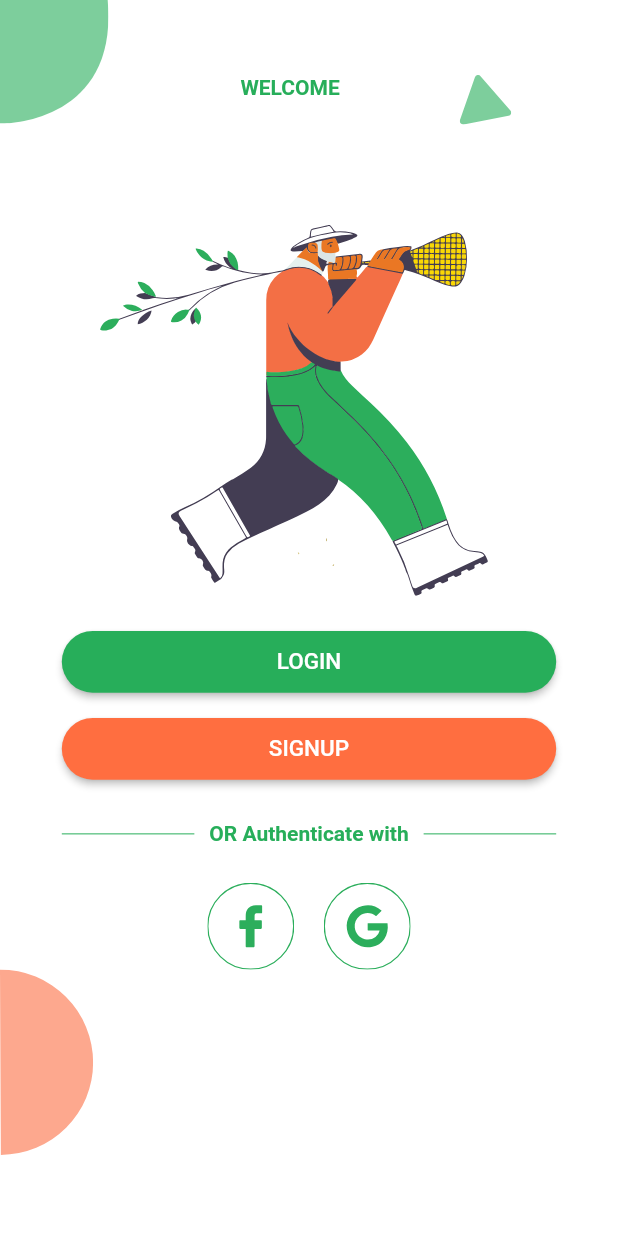
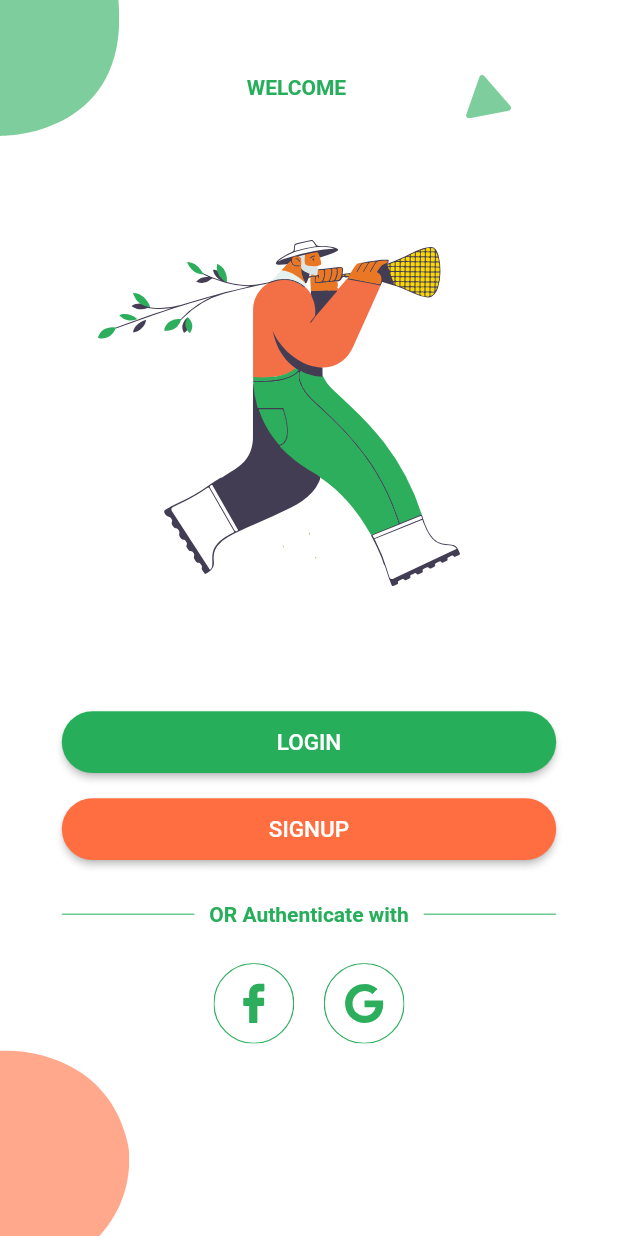
Before and after one commit to IAMOSAMA111/fruit_doctor, a Flutter app: the screen it shows after launch, on a phone screen of 412 x 824 dp. Run offline on Flutter 3.47's test engine with Material 2 defaults, Android fonts, the phone set to English and light mode, and no system bars; our stand-ins replace curved_navigation_bar, email_validator, flutter_svg, fluttertoast, font_awesome_flutter, form_field_validator and 2 more; missing offline and left inert: animated_widgets, flutter_facebook_login, wc_form_validators; Roboto replaces fonts that are missing (CM Sans Serif).

Commit message:
Update welcome.dart

```diff
--- a/lib/Screens/welcome.dart
+++ b/lib/Screens/welcome.dart
@@ -18,21 +18,24 @@ class _WelcomeState extends State<Welcome> {
   @override
   Widget build(BuildContext context) {
     Size size = MediaQuery.of(context).size;
-
+    Size socialLogin = MediaQuery.of(context).size;
+    Color c = Colors.blue;
     return SafeArea(
         child: Scaffold(
             body: Container(
                 height: MediaQuery.of(context).size.height,
                 width: MediaQuery.of(context).size.width,
-                child: Column(children: [
+                child: Stack(children: [
+                  Column(children: [
                     Row(
                       crossAxisAlignment: CrossAxisAlignment.start,
                       children: [
                         SvgPicture.asset(
                             'assets/images/Components/upper-left.svg',
-                          height: size.height * 0.1),
+                            //color: Color(0xffB6ED96),
+                            height: size.height * 0.11),
                         SizedBox(
-                        width: 88,
+                          width: 85,
                         ),
                         Column(
                             mainAxisAlignment: MainAxisAlignment.start,
@@ -58,26 +61,34 @@ class _WelcomeState extends State<Welcome> {
                                 rotationEnabled: Rotation.deg(z: 0),
                                 child: SvgPicture.asset(
                                     'assets/images/Components/upper-right.svg',
-                                  height: size.height * 0.04),
+                                    height: size.height * 0.035),
                               )
                             ]),
-                      SizedBox(height: 150),
+                        SizedBox(height: 160),
                       ],
                     ),
                     Column(
                       children: [
-                      Row(
+                        Container(
+                          //color: primary_Color.withOpacity(0.3),
+                          //margin: EdgeInsets.symmetric(horizontal: size.width * 0.1),
+                          //padding: EdgeInsets.all(10),
+                          child: Row(
                             mainAxisAlignment: MainAxisAlignment.center,
                             children: [
+                              //Image.asset('assets/images/man-with-plant.gif',
+                              //height: size.height * 0.3),
                               SvgPicture.asset(
                                   'assets/images/Components/man-with-plant.svg',
-                              height: size.height * 0.3),
+                                  height: size.height * 0.28),
                               SizedBox(
-                            width: 20,
+                                width: 40,
                               )
                             ],
                           ),
-                      SizedBox(height: 20),
+                        ),
+
+                        SizedBox(height: 80),
                         ButtonTheme(
                           buttonColor: primary_Color,
                           minWidth: size.width * 0.8,
@@ -93,7 +104,8 @@ class _WelcomeState extends State<Welcome> {
                             },
                             child: Text(
                               'LOGIN',
-                            style: TextStyle(color: Colors.white, fontSize: 15),
+                              style:
+                                  TextStyle(color: Colors.white, fontSize: 15),
                             ),
                           ),
                         ),
@@ -113,7 +125,8 @@ class _WelcomeState extends State<Welcome> {
                             },
                             child: Text(
                               'SIGNUP',
-                            style: TextStyle(color: Colors.white, fontSize: 15),
+                              style:
+                                  TextStyle(color: Colors.white, fontSize: 15),
                             ),
                           ),
                         ),
@@ -123,34 +136,44 @@ class _WelcomeState extends State<Welcome> {
                           mainAxisAlignment: MainAxisAlignment.center,
                           children: [
                             GestureDetector(
-                            onTap: () =>
-                                {auth.a.loginWithFB(context)}, //loginWithFB()
+                              onTap: () => {
+                                this.setState(() {
+                                  auth.a.loginWithFB(context);
+                                })
+                              },
                               child: SvgPicture.asset(
                                   'assets/images/Components/with-fb.svg',
-                                height: size.height * 0.07),
+                                  //color: Color(0xff3b5998),
+                                  height: socialLogin.height * 0.065),
                             ),
                             SizedBox(
                               width: 20,
                             ),
                             GestureDetector(
-                            onTap: () => {
-                              auth.a.loginWithGoogle(context)
-                            }, //globals.logout()
+                              onTap: () => {auth.a.loginWithGoogle(context)},
                               child: SvgPicture.asset(
                                   'assets/images/Components/with-google.svg',
-                                height: size.height * 0.07),
+                                  //color: Color(0xffDB4437),
+                                  height: size.height * 0.065),
                             ),
                           ],
                         ),
-                      Row(
-                        children: [
-                          SvgPicture.asset(
-                              'assets/images/Components/bottom-left.svg',
+                        //Row(
+                        //children: [
+
+                        //],
+                        //)
+                      ],
+                    ),
+                  ]),
+                  Positioned(
+                    bottom: 0,
+                    left: 0,
+                    child: SvgPicture.asset(
+                        'assets/images/Components/bottom-left1.svg',
+                        color: secondary_Color.withOpacity(0.6),
                         height: size.height * 0.15),
-                        ],
-                      )
-                    ],
-                  )
+                  ),
                 ]))));
   }
 }
```
Lines whose indentation alone changed are shown as unchanged.
